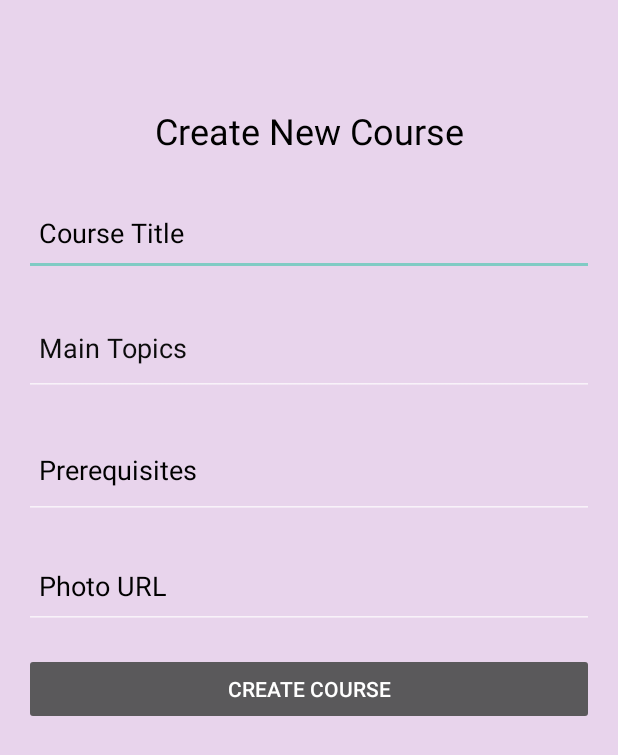
After one commit to RoOtT24/android_project, an Android app: the fragment createNewCourse shown on its own in the app's theme, on a phone screen of 412 x 824 dp. The commit adds this screen. Shown: the top 755 px of the screen. Run offline under Robolectric (Android 15) with nearby library versions, the light colour scheme and no system bars; 1 statement that could not run was skipped.

```diff
--- a/app/src/main/AndroidManifest.xml
+++ b/app/src/main/AndroidManifest.xml
@@ -14,7 +14,7 @@
         android:icon="@mipmap/ic_launcher"
         android:label="@string/app_name"
         android:supportsRtl="true"
-        android:theme="@style/Theme.MyProject"
+        android:theme="@style/tariqTheme"
         android:usesCleartextTraffic="true"
         tools:targetApi="31">
         <activity
--- /dev/null
+++ b/app/src/main/java/com/example/myproject/createNewCourse.java
@@ -0,0 +1,106 @@
+package com.example.myproject;
+
+import android.os.Bundle;
+
+import androidx.fragment.app.Fragment;
+
+import android.view.LayoutInflater;
+import android.view.View;
+import android.view.ViewGroup;
+import android.widget.Button;
+import android.widget.EditText;
+import android.widget.Toast;
+
+/**
+ * A simple {@link Fragment} subclass.
+ * Use the {@link createNewCourse#newInstance} factory method to
+ * create an instance of this fragment.
+ */
+public class createNewCourse extends Fragment {
+
+    // TODO: Rename parameter arguments, choose names that match
+    // the fragment initialization parameters, e.g. ARG_ITEM_NUMBER
+    private static final String ARG_PARAM1 = "param1";
+    private static final String ARG_PARAM2 = "param2";
+
+    // TODO: Rename and change types of parameters
+    private String mParam1;
+    private String mParam2;
+
+//    private DataBaseHelper dbHelper = new DataBaseHelper(createNewCourse.this, "DATABASE", null, 1);
+    private EditText editTextTitle;
+    private EditText editTextMainTopics;
+    private EditText editTextPrerequisites;
+    private EditText editTextPhotoUrl;
+
+    public createNewCourse() {
+        // Required empty public constructor
+    }
+
+    /**
+     * Use this factory method to create a new instance of
+     * this fragment using the provided parameters.
+     *
+     * @param param1 Parameter 1.
+     * @param param2 Parameter 2.
+     * @return A new instance of fragment createNewCourse.
+     */
+    // TODO: Rename and change types and number of parameters
+    public static createNewCourse newInstance(String param1, String param2) {
+        createNewCourse fragment = new createNewCourse();
+        Bundle args = new Bundle();
+        args.putString(ARG_PARAM1, param1);
+        args.putString(ARG_PARAM2, param2);
+        fragment.setArguments(args);
+        return fragment;
+    }
+
+    @Override
+    public void onCreate(Bundle savedInstanceState) {
+        super.onCreate(savedInstanceState);
+        if (getArguments() != null) {
+            mParam1 = getArguments().getString(ARG_PARAM1);
+            mParam2 = getArguments().getString(ARG_PARAM2);
+        }
+
+        // Find the EditText fields
+        editTextTitle = getActivity().findViewById(R.id.Title);
+        editTextMainTopics = getActivity().findViewById(R.id.topices);
+        editTextPrerequisites = getActivity().findViewById(R.id.Prerequisites);
+        editTextPhotoUrl = getActivity().findViewById(R.id.Photo);
+
+        // Find the Create Course button
+        Button buttonCreateCourse = getActivity().findViewById(R.id.Update);
+        buttonCreateCourse.setOnClickListener(new View.OnClickListener() {
+            @Override
+            public void onClick(View v) {
+                createCourse();
+            }
+        });
+    }
+
+    @Override
+    public View onCreateView(LayoutInflater inflater, ViewGroup container,
+                             Bundle savedInstanceState) {
+        // Inflate the layout for this fragment
+        return inflater.inflate(R.layout.fragment_create_new_course, container, false);
+    }
+    private void createCourse() {
+        // Retrieve the input values from the EditText fields
+        String title = editTextTitle.getText().toString();
+        String mainTopics = editTextMainTopics.getText().toString();
+        String prerequisites = editTextPrerequisites.getText().toString();
+        String photoUrl = editTextPhotoUrl.getText().toString();
+
+        // Create a new course object using the input values
+        Courses newCourse = new Courses(title, convertStringToArray(mainTopics), convertStringToArray(prerequisites), photoUrl);
+
+//        dbHelper.insertCourse(newCourse);
+//        Toast.makeText(this, "Course created successfully", Toast.LENGTH_SHORT).show();
+//        dbHelper.close();
+
+    }
+    private String[] convertStringToArray(String string) {
+        return string.split(", ");
+    }
+}
--- a/app/src/main/res/layout/activity_home.xml
+++ b/app/src/main/res/layout/activity_home.xml
@@ -16,7 +16,10 @@
             android:id="@+id/toolBar"
             android:background="#9C27B0"
             android:layout_width="fill_parent"
-            android:layout_height="?attr/actionBarSize"/>
+            android:layout_height="?attr/actionBarSize"
+            style="tariqTheme"
+            android:theme="@style/tariqTheme"
+            />
     </RelativeLayout>
 
     <com.google.android.material.navigation.NavigationView
--- a/app/src/main/res/layout/activity_login.xml
+++ b/app/src/main/res/layout/activity_login.xml
@@ -4,7 +4,7 @@
     xmlns:tools="http://schemas.android.com/tools"
     android:layout_width="match_parent"
     android:layout_height="match_parent"
-    android:background="@color/bac_color_4"
+
     android:orientation="vertical"
     tools:context=".LoginActivity">
 
--- /dev/null
+++ b/app/src/main/res/layout/fragment_create_new_course.xml
@@ -0,0 +1,67 @@
+<?xml version="1.0" encoding="utf-8"?>
+<LinearLayout xmlns:android="http://schemas.android.com/apk/res/android"
+    xmlns:tools="http://schemas.android.com/tools"
+    android:layout_width="match_parent"
+    android:layout_height="match_parent"
+    android:background="#E8D4EC"
+    android:orientation="vertical"
+    android:padding="16dp">
+
+    <TextView
+        android:id="@+id/textViewTitle"
+        android:layout_width="match_parent"
+        android:layout_height="46dp"
+        android:layout_marginTop="48dp"
+        android:layout_marginBottom="16dp"
+        android:gravity="center"
+        android:text="Create New Course"
+        android:textColor="#000000"
+        android:textSize="24sp" />
+
+    <EditText
+        android:id="@+id/Title"
+        android:layout_width="match_parent"
+        android:layout_height="58dp"
+        android:layout_marginBottom="16dp"
+        android:hint="Course Title"
+        android:padding="10dp"
+        android:textColor="#000000"
+        android:textColorHint="#000000" />
+
+    <EditText
+        android:id="@+id/topices"
+        android:layout_width="match_parent"
+        android:layout_height="64dp"
+        android:layout_marginBottom="16dp"
+        android:hint="Main Topics"
+        android:padding="10dp"
+        android:textColor="#000000"
+        android:textColorHint="#0C0C0C" />
+
+    <EditText
+        android:id="@+id/Prerequisites"
+        android:layout_width="match_parent"
+        android:layout_height="66dp"
+        android:layout_marginBottom="16dp"
+        android:hint="Prerequisites"
+        android:padding="10dp"
+        android:textColor="#000000"
+        android:textColorHint="#000000" />
+
+    <EditText
+        android:id="@+id/Photo"
+        android:layout_width="match_parent"
+        android:layout_height="57dp"
+        android:layout_marginBottom="16dp"
+        android:hint="Photo URL"
+        android:padding="10dp"
+        android:textColor="#000000"
+        android:textColorHint="#000000" />
+
+    <Button
+        android:id="@+id/Update"
+        android:layout_width="match_parent"
+        android:layout_height="wrap_content"
+        android:text="Create Course"
+        android:textColor="#FFFFFF"></Button>
+</LinearLayout>
```
Also changed, not shown: app/src/main/java/com/example/myproject/edit_delete_course.java (added, +64 -0 lines), app/src/main/res/layout/fragment_edit_delete_course.xml (added, +70 -0 lines), app/src/main/res/values/styles.xml (+4 -5 lines).
